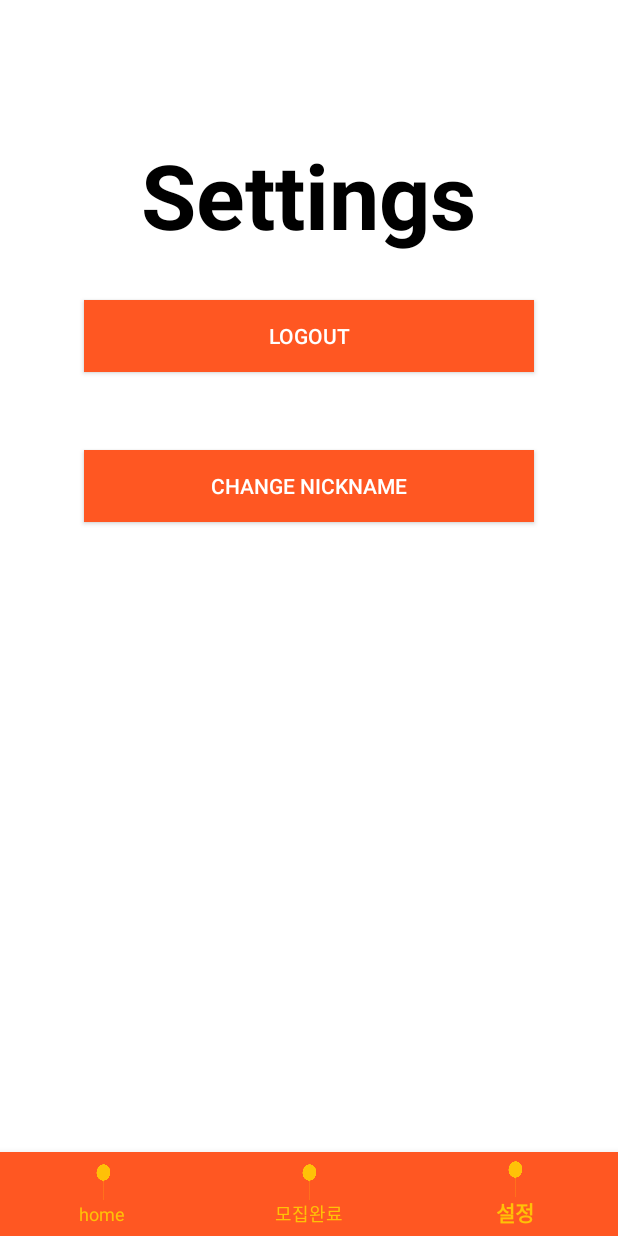
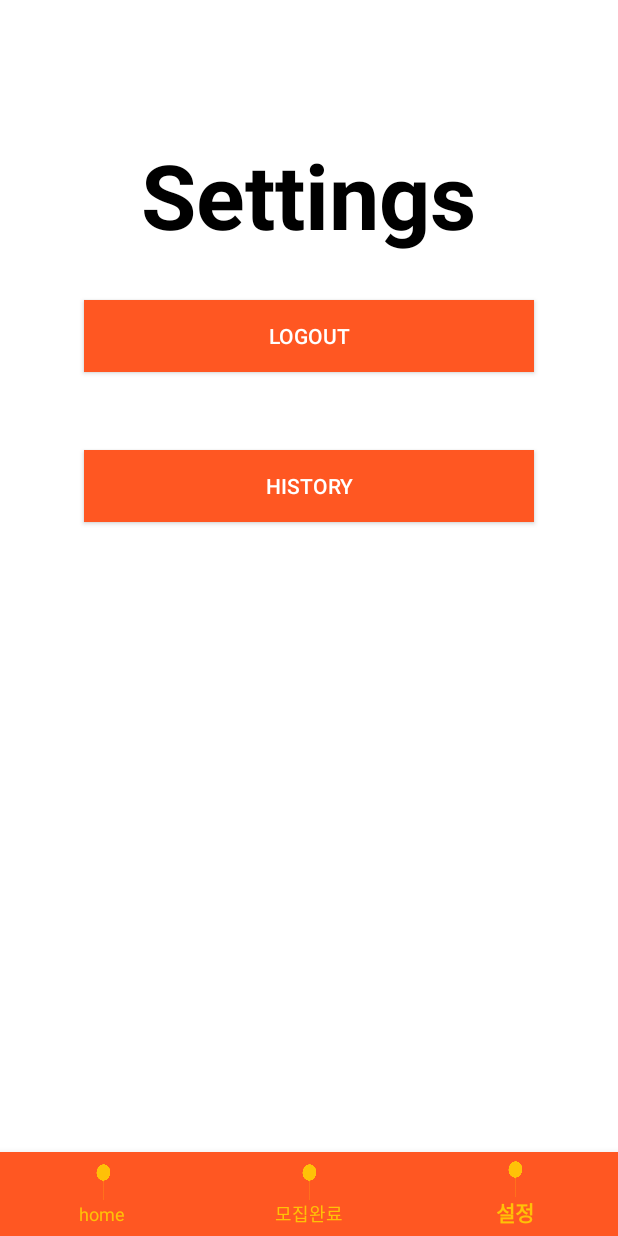
Before and after one commit to ashpurple/Food-Mate, an Android app: the SettingsFragment screen opened through its navigation route, on a phone screen of 412 x 824 dp. Run offline under Robolectric (Android 15) with nearby library versions, the phone set to English and light mode, and no system bars; our stand-ins replace Firebase (no records; nobody signed in at launch, a user with empty details on screens opened directly), navigation-ui; Roboto replaces fonts that are not available here.

Commit message:
Update: History function

```diff
--- a/app/src/main/java/com/example/foodmate/ListDetailActivity.java
+++ b/app/src/main/java/com/example/foodmate/ListDetailActivity.java
@@ -108,7 +108,6 @@ public class ListDetailActivity extends AppCompatActivity {
             btn_join.setOnClickListener(new View.OnClickListener() {
                 @Override
                 public void onClick(View v) {
-                    Log.d(TAG, "작성자"+txt_publisher);
                     if (txt_publisher != user.getUid()) {
                         joinIn(user.getUid()); //참여자의 uid
                     } else {
--- a/app/src/main/res/layout/fragment_settings.xml
+++ b/app/src/main/res/layout/fragment_settings.xml
@@ -26,12 +26,12 @@
         android:text="Logout" />
 
     <Button
-        android:id="@+id/btn_changeNickname"
+        android:id="@+id/btn_history"
         android:layout_width="300dp"
         android:layout_height="wrap_content"
-        android:background="@color/main_orange"
         android:layout_centerHorizontal="true"
         android:layout_marginTop="300dp"
-        android:text="Change Nickname" />
+        android:background="@color/main_orange"
+        android:text="History" />
 
 </RelativeLayout>
```
Also changed, not shown: app/src/main/AndroidManifest.xml (+7 -3 lines), app/src/main/java/com/example/foodmate/ListActivity.java (+12 -1 lines), app/src/main/java/com/example/foodmate/ui/settings/SettingsFragment.java (+16 -0 lines).
